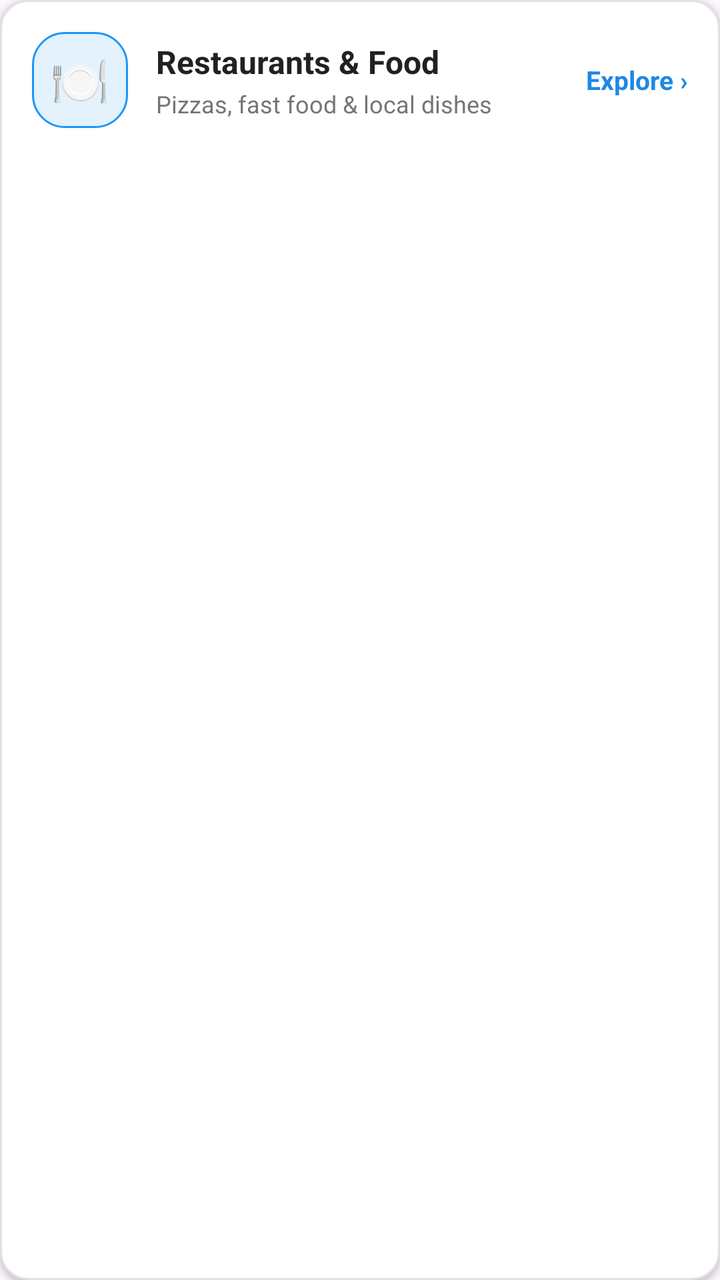
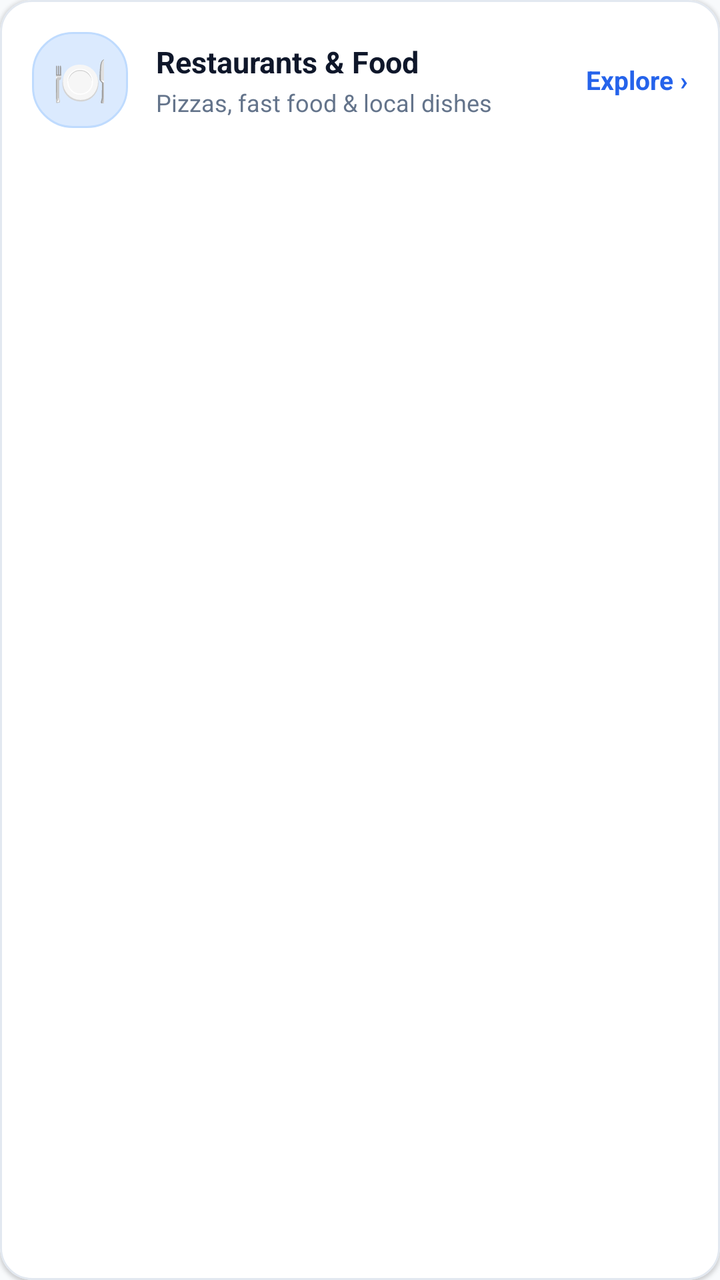

Compare the two renders of this Android layout. The source of the first and the diff that turns it into the second are given below.
<!-- AndroidManifest.xml: application theme Theme.LocalVendorDelivery -->
<!-- res/layout/item_category.xml -->
<?xml version="1.0" encoding="utf-8"?>
<com.google.android.material.card.MaterialCardView xmlns:android="http://schemas.android.com/apk/res/android"
    xmlns:app="http://schemas.android.com/apk/res-auto"
    android:layout_width="match_parent"
    android:layout_height="wrap_content"
    app:cardCornerRadius="14dp"
    app:cardElevation="2dp"
    app:cardBackgroundColor="#FFFFFF"
    app:strokeColor="@color/dividerColor"
    app:strokeWidth="1dp">

    <LinearLayout
        android:layout_width="match_parent"
        android:layout_height="wrap_content"
        android:orientation="horizontal"
        android:padding="16dp"
        android:gravity="center_vertical">

        <TextView
            android:id="@+id/tvCatIcon"
            android:layout_width="48dp"
            android:layout_height="48dp"
            android:text="🍽️"
            android:textSize="24sp"
            android:gravity="center"
            android:background="@drawable/bg_chip_blue" />

        <LinearLayout
            android:layout_width="0dp"
            android:layout_height="wrap_content"
            android:layout_weight="1"
            android:orientation="vertical"
            android:layout_marginStart="14dp">

            <TextView
                android:id="@+id/tvCatName"
                android:layout_width="wrap_content"
                android:layout_height="wrap_content"
                android:text="Restaurants &amp; Food"
                android:textSize="16sp"
                android:textStyle="bold"
                android:textColor="@color/colorTextPrimary" />

            <TextView
                android:id="@+id/tvCatDesc"
                android:layout_width="wrap_content"
                android:layout_height="wrap_content"
                android:text="Pizzas, fast food &amp; local dishes"
                android:textSize="12sp"
                android:textColor="@color/colorTextSecondary"
                android:layout_marginTop="2dp" />
        </LinearLayout>

        <TextView
            android:layout_width="wrap_content"
            android:layout_height="wrap_content"
            android:text="Explore ›"
            android:textColor="@color/colorPrimary"
            android:textStyle="bold"
            android:textSize="13sp" />
    </LinearLayout>
</com.google.android.material.card.MaterialCardView>
<!-- resources referenced by this layout -->
<resources>
  <color name="colorPrimary">#1E88E5</color>
  <color name="colorTextPrimary">#212121</color>
  <color name="colorTextSecondary">#757575</color>
  <color name="dividerColor">#E0E0E0</color>
  <!-- drawable bg_chip_blue (drawable) -->
  <?xml version="1.0" encoding="utf-8"?>
  <shape xmlns:android="http://schemas.android.com/apk/res/android"
      android:shape="rectangle">
      <solid android:color="#E3F2FD" />
      <stroke
          android:width="1dp"
          android:color="#2196F3" />
      <corners android:radius="16dp" />
      <padding
          android:bottom="4dp"
          android:left="10dp"
          android:right="10dp"
          android:top="4dp" />
  </shape>
  <style name="Theme.LocalVendorDelivery" parent="Base.Theme.LocalVendorDelivery" />
  <style name="Base.Theme.LocalVendorDelivery" parent="Theme.Material3.DayNight.NoActionBar">
          <item name="colorPrimary">@color/colorPrimary</item>
          <item name="colorPrimaryDark">@color/colorPrimaryDark</item>
          <item name="colorAccent">@color/colorAccent</item>
      </style>
  <color name="colorPrimaryDark">#1565C0</color>
  <color name="colorAccent">#FF9800</color>
</resources>

<!-- the commit's change to res/layout/item_category.xml (unified diff, before → after) -->
@@ -3,9 +3,10 @@
     xmlns:app="http://schemas.android.com/apk/res-auto"
     android:layout_width="match_parent"
     android:layout_height="wrap_content"
-    app:cardCornerRadius="14dp"
-    app:cardElevation="2dp"
-    app:cardBackgroundColor="#FFFFFF"
+    android:layout_marginBottom="10dp"
+    app:cardCornerRadius="16dp"
+    app:cardElevation="1dp"
+    app:cardBackgroundColor="@color/colorSurface"
     app:strokeColor="@color/dividerColor"
     app:strokeWidth="1dp">
 
@@ -37,7 +38,7 @@
                 android:layout_width="wrap_content"
                 android:layout_height="wrap_content"
                 android:text="Restaurants &amp; Food"
-                android:textSize="16sp"
+                android:textSize="15sp"
                 android:textStyle="bold"
                 android:textColor="@color/colorTextPrimary" />
 
<!-- resource entries referenced after the edit -->
@@ -1,31 +1,38 @@
 <!-- resources referenced by this layout -->
 <resources>
-  <color name="colorPrimary">#1E88E5</color>
-  <color name="colorTextPrimary">#212121</color>
-  <color name="colorTextSecondary">#757575</color>
-  <color name="dividerColor">#E0E0E0</color>
+  <color name="colorPrimary">#2563EB</color>
+  <color name="colorSurface">#FFFFFF</color>
+  <color name="colorTextPrimary">#0F172A</color>
+  <color name="colorTextSecondary">#64748B</color>
+  <color name="dividerColor">#E2E8F0</color>
   <!-- drawable bg_chip_blue (drawable) -->
   <?xml version="1.0" encoding="utf-8"?>
   <shape xmlns:android="http://schemas.android.com/apk/res/android"
       android:shape="rectangle">
-      <solid android:color="#E3F2FD" />
+      <solid android:color="@color/colorPrimaryLight" />
       <stroke
           android:width="1dp"
-          android:color="#2196F3" />
-      <corners android:radius="16dp" />
+          android:color="#BFDBFE" />
+      <corners android:radius="20dp" />
       <padding
-          android:bottom="4dp"
-          android:left="10dp"
-          android:right="10dp"
-          android:top="4dp" />
+          android:bottom="5dp"
+          android:left="12dp"
+          android:right="12dp"
+          android:top="5dp" />
   </shape>
   <style name="Theme.LocalVendorDelivery" parent="Base.Theme.LocalVendorDelivery" />
+  <color name="colorPrimaryLight">#DBEAFE</color>
   <style name="Base.Theme.LocalVendorDelivery" parent="Theme.Material3.DayNight.NoActionBar">
           <item name="colorPrimary">@color/colorPrimary</item>
           <item name="colorPrimaryDark">@color/colorPrimaryDark</item>
           <item name="colorAccent">@color/colorAccent</item>
+          <item name="android:colorBackground">@color/colorBackground</item>
+          <item name="android:windowBackground">@color/colorBackground</item>
+          <item name="android:statusBarColor">@color/colorPrimaryDark</item>
+          <item name="android:navigationBarColor">#FFFFFF</item>
       </style>
-  <color name="colorPrimaryDark">#1565C0</color>
-  <color name="colorAccent">#FF9800</color>
+  <color name="colorPrimaryDark">#1D4ED8</color>
+  <color name="colorAccent">#F97316</color>
+  <color name="colorBackground">#F8FAFC</color>
 </resources>
 
